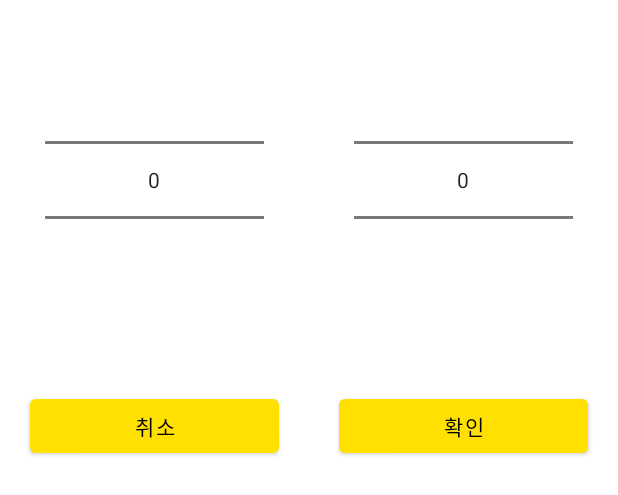
After one commit to Eugene-113/Doraboda, an Android app: the layout dialog_calendardatepicker.xml on its own in the app's theme, with its tools: preview values and no code run, on a phone screen of 412 x 824 dp. The commit adds this screen. Shown: the top 495 px of the screen. Run offline under Robolectric (Android 15) with nearby library versions, the phone set to English and light mode, and no system bars.

Commit message:
feature: 캘린더 페이지 이동 기능 구현

```diff
--- a/Doraboda/app/src/main/java/com/univ/doraboda/util/CalendarUtil.kt
+++ b/Doraboda/app/src/main/java/com/univ/doraboda/util/CalendarUtil.kt
@@ -7,7 +7,7 @@ import java.util.Calendar
 class CalendarUtil {
     fun getDays(cal: Calendar): ArrayList<CalendarItem>{
         val calendarList = ArrayList<CalendarItem>()
-        for(i in -1..1){
+        for(i in -50..50){
             val calendar = Calendar.getInstance()
             calendar.set(cal.get(Calendar.YEAR), cal.get(Calendar.MONTH) + i, 1, 0, 0, 0)
             val dayList = ArrayList<DayItem>()
--- /dev/null
+++ b/Doraboda/app/src/main/res/layout/dialog_calendardatepicker.xml
@@ -0,0 +1,52 @@
+<?xml version="1.0" encoding="utf-8"?>
+<layout xmlns:app="http://schemas.android.com/apk/res-auto">
+<androidx.constraintlayout.widget.ConstraintLayout xmlns:android="http://schemas.android.com/apk/res/android"
+    android:layout_width="match_parent"
+    android:layout_height="match_parent">
+    <LinearLayout
+        android:id="@+id/calendarDatePickerLinearLayout1"
+        app:layout_constraintTop_toTopOf="parent"
+        android:layout_width="match_parent"
+        android:layout_height="wrap_content"
+        >
+    <NumberPicker
+        android:id="@+id/yearNumberPicker"
+        android:layout_weight="1"
+        android:layout_width="wrap_content"
+        android:layout_height="wrap_content"
+        android:layout_margin="30dp"
+        />
+    <NumberPicker
+        android:id="@+id/monthNumberPicker"
+        android:layout_weight="1"
+        android:layout_width="wrap_content"
+        android:layout_height="wrap_content"
+        android:layout_margin="30dp"
+        />
+    </LinearLayout>
+    <LinearLayout
+        app:layout_constraintTop_toBottomOf="@+id/calendarDatePickerLinearLayout1"
+        android:layout_width="match_parent"
+        android:layout_height="wrap_content"
+        >
+        <Button
+            android:id="@+id/calendarDatePickerCancelButton"
+            android:layout_weight="1"
+            android:text="취소"
+            android:textColor="@color/black"
+            android:layout_width="wrap_content"
+            android:layout_height="wrap_content"
+            android:layout_margin="20dp"
+            />
+        <Button
+            android:id="@+id/calendarDatePickerDoneButton"
+            android:layout_weight="1"
+            android:text="확인"
+            android:textColor="@color/black"
+            android:layout_width="wrap_content"
+            android:layout_height="wrap_content"
+            android:layout_margin="20dp"
+            />
+    </LinearLayout>
+</androidx.constraintlayout.widget.ConstraintLayout>
+</layout>
--- a/Doraboda/app/src/main/res/layout/fragment_calendar.xml
+++ b/Doraboda/app/src/main/res/layout/fragment_calendar.xml
@@ -16,6 +16,7 @@
             app:layout_constraintTop_toTopOf="parent"
             >
             <TextView
+                android:id="@+id/dateTextView"
                 android:text="2025년 1월 27일"
                 android:textSize="20sp"
                 android:layout_margin="5dp"
```
Also changed, not shown: Doraboda/app/src/main/java/com/univ/doraboda/adapter/CalendarAdapter.kt (+5 -3 lines), Doraboda/app/src/main/java/com/univ/doraboda/view/CalendarFragment.kt (+72 -12 lines).
